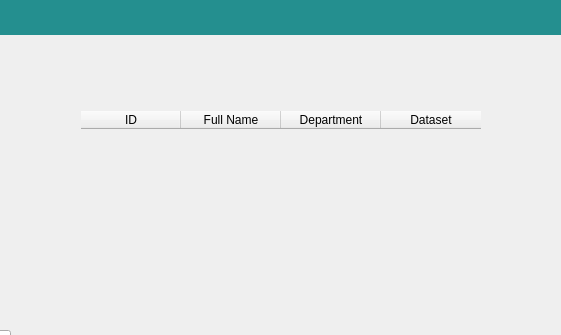
The window that UI/Tranning.ui (TrongQuynh/Face-Recognation) describes before a commit, drawn with Qt 5; both pictures show x 730 to 1291 and y 0 to 335 of the 1500 by 800 pixel window.
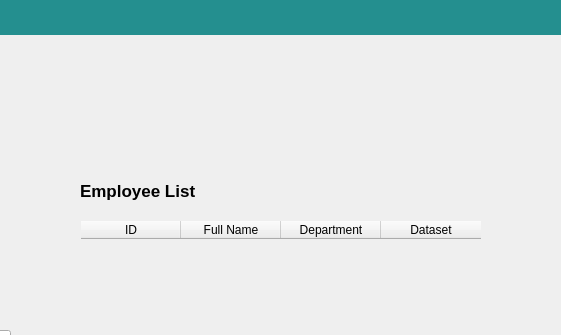
The same window after the commit. Icons and pictures are not drawn.

Diff of the .ui file:
```diff
--- a/UI/Tranning.ui
+++ b/UI/Tranning.ui
@@ -93,9 +93,9 @@
     <property name="geometry">
      <rect>
       <x>810</x>
-      <y>110</y>
+      <y>220</y>
       <width>651</width>
-      <height>561</height>
+      <height>451</height>
      </rect>
     </property>
     <property name="styleSheet">
@@ -247,6 +247,26 @@
      <set>Qt::AlignCenter</set>
     </property>
    </widget>
+   <widget class="QLabel" name="label_3">
+    <property name="geometry">
+     <rect>
+      <x>810</x>
+      <y>175</y>
+      <width>201</width>
+      <height>31</height>
+     </rect>
+    </property>
+    <property name="font">
+     <font>
+      <pointsize>13</pointsize>
+      <weight>75</weight>
+      <bold>true</bold>
+     </font>
+    </property>
+    <property name="text">
+     <string>Employee List</string>
+    </property>
+   </widget>
    <zorder>lbl_Background</zorder>
    <zorder>dataset_IMG</zorder>
    <zorder>btn_Tranning</zorder>
```
Left out of the diff: 1 changed line with no effect on the pictures.
